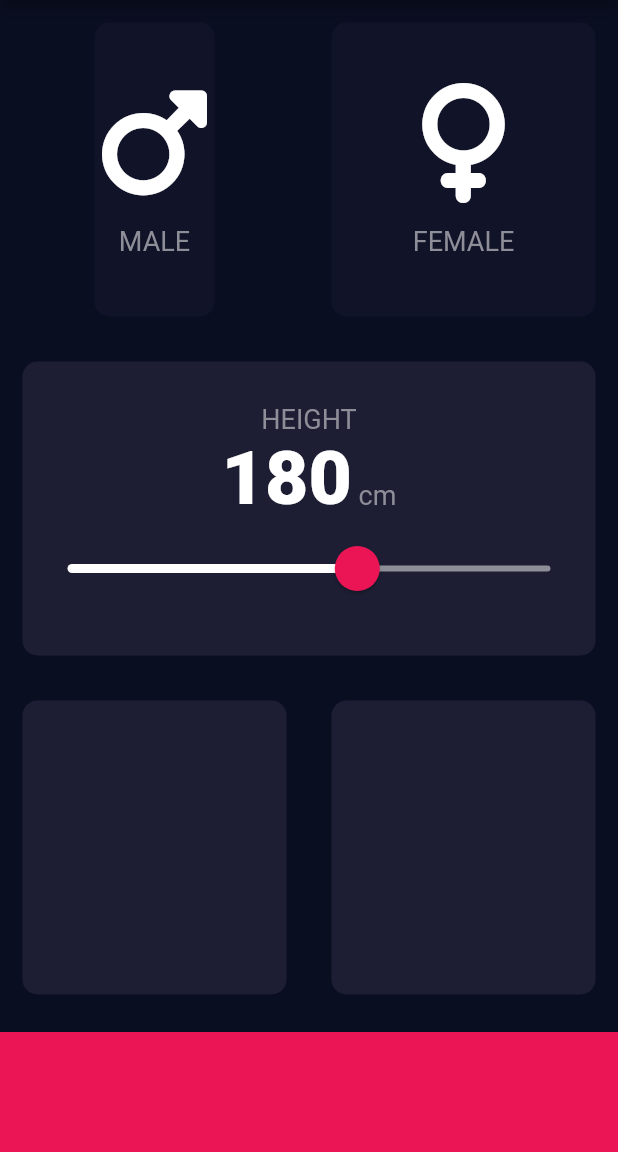
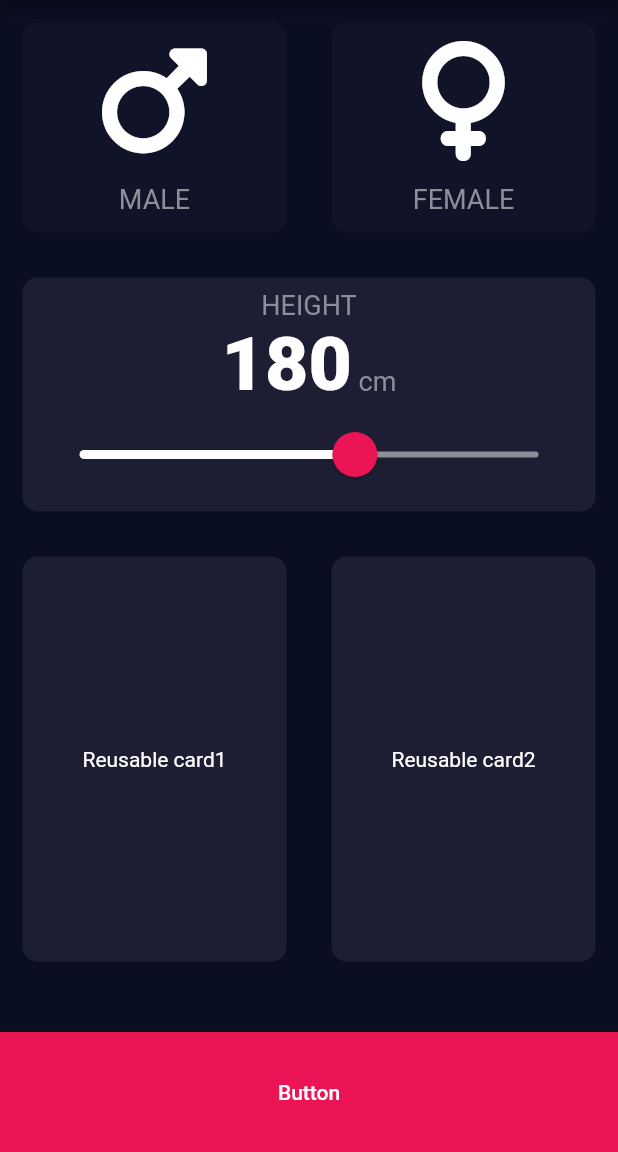
Before and after one commit to manoharacharyaa/bmicalculator, a Flutter app: the screen it shows after launch, on a phone screen of 412 x 824 dp, the part 84-1236 px from its top. Run offline on Flutter 3.47's test engine with Material 2 defaults, Android fonts, the phone set to English and light mode, and no system bars; our stand-ins replace font_awesome_flutter.

Commit message:
Slider issue solved and widget placement corrected

```diff
--- a/lib/input_page.dart
+++ b/lib/input_page.dart
@@ -1,8 +1,9 @@
 import 'package:bmicalculator/resuable_card.dart';
 import 'package:flutter/material.dart';
 import 'package:font_awesome_flutter/font_awesome_flutter.dart';
+
+import 'constants.dart';
 import 'icon_content.dart';
-import 'constants.dart';
 
 enum Gender {
   male,
@@ -28,29 +29,37 @@ class _InputPageState extends State<InputPage> {
         centerTitle: true,
         backgroundColor: Color(0xFF1D1E33),
       ),
-      body: Column(
-        crossAxisAlignment: CrossAxisAlignment.stretch,
+      bottomNavigationBar: Container(
+        color: kBottomContainerColour,
+        margin: EdgeInsets.only(top: 10),
+        width: double.infinity,
+        height: kBottomContainerHeight,
+        child: TextButton(
+            style: TextButton.styleFrom(foregroundColor: Colors.white),
+            onPressed: () {},
+            child: Center(child: Text("Button"))),
+      ),
+      body: ListView(
+        // crossAxisAlignment: CrossAxisAlignment.stretch,
+        children: [
+          Row(
             children: [
               Expanded(
-            child: Row(
-              children: [
-                Expanded(
-                  child: Center(
                 child: GestureDetector(
                   onTap: () {
                     setState(() {
                       selectedGender = Gender.male;
                     });
                   },
-                      child: Expanded(
                   child: ReusableCard(
                     selectedGender == Gender.male
                         ? kActivecardColour
                         : kInactiveCardColour,
-                          IconContent(
+                    Padding(
+                      padding: const EdgeInsets.all(12.0),
+                      child: IconContent(
                         FontAwesomeIcons.mars,
                         'MALE',
-                          ),
                       ),
                     ),
                   ),
@@ -67,21 +76,23 @@ class _InputPageState extends State<InputPage> {
                     selectedGender == Gender.female
                         ? kActivecardColour
                         : kInactiveCardColour,
-                      IconContent(
+                    Padding(
+                      padding: const EdgeInsets.all(12.0),
+                      child: IconContent(
                         FontAwesomeIcons.venus,
                         'FEMALE',
                       ),
                     ),
                   ),
                 ),
+              ),
             ],
           ),
-          ),
-          Expanded(
-            child: Expanded(
-              child: ReusableCard(
+          ReusableCard(
             kActivecardColour,
-                Column(
+            Padding(
+              padding: const EdgeInsets.all(8.0),
+              child: Column(
                 mainAxisAlignment: MainAxisAlignment.center,
                 children: <Widget>[
                   Text(
@@ -109,10 +120,8 @@ class _InputPageState extends State<InputPage> {
                       activeTrackColor: Colors.white,
                       thumbColor: Color(0xFFEB1555),
                       overlayColor: Color(0x29EB1555),
-                        thumbShape:
-                            RoundSliderThumbShape(enabledThumbRadius: 15),
-                        overlayShape:
-                            RoundSliderOverlayShape(overlayRadius: 30),
+                      thumbShape: RoundSliderThumbShape(enabledThumbRadius: 15),
+                      overlayShape: RoundSliderOverlayShape(overlayRadius: 30),
                     ),
                     child: Slider(
                       value: height.toDouble(),
@@ -129,25 +138,27 @@ class _InputPageState extends State<InputPage> {
               ),
             ),
           ),
-          ),
-          Expanded(
+          Container(
+            height: 300,
             child: Row(
               children: [
                 Expanded(
-                  child: ReusableCard(kActivecardColour, Column()),
+                  child: ReusableCard(
+                      kActivecardColour,
+                      Container(
+                        child: Center(child: Text("Reusable card1")),
+                      )),
                 ),
                 Expanded(
-                  child: ReusableCard(kActivecardColour, Column()),
+                  child: ReusableCard(
+                      kActivecardColour,
+                      Container(
+                        child: Center(child: Text("Reusable card2")),
+                      )),
                 ),
               ],
             ),
           ),
-          Container(
-            color: kBottomContainerColour,
-            margin: EdgeInsets.only(top: 10),
-            width: double.infinity,
-            height: kBottomContainerHeight,
-          )
         ],
       ),
     );
```
Also changed, not shown: pubspec.lock, 1 other file. Lines whose indentation alone changed are shown as unchanged.
